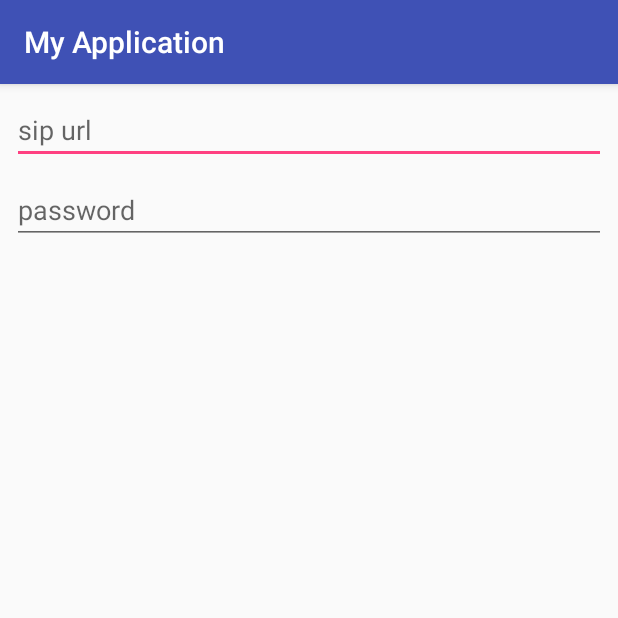
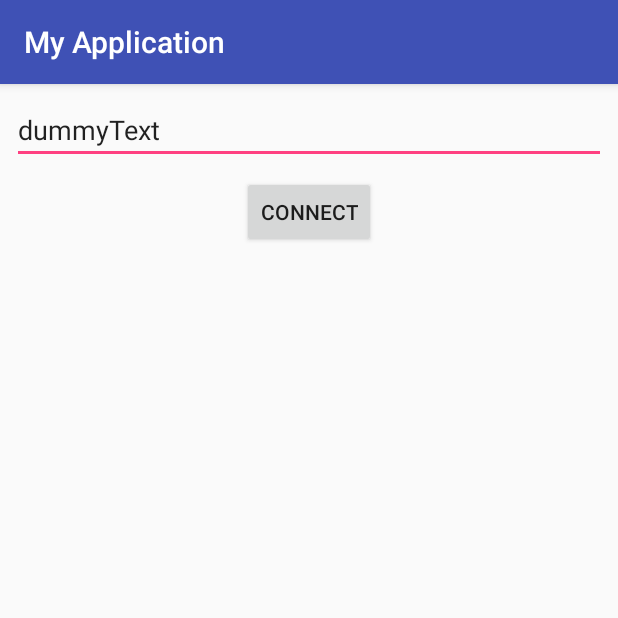
Before and after one commit to AbhishekThakur22/MyApplication, an Android app: the screen it shows after launch (MainActivity), on a phone screen of 412 x 824 dp, the top half of it. Run offline under Robolectric (Android 15) with nearby library versions, the phone set to English and light mode, and no system bars; libraries missing offline, so code that uses them is left out: org.linphone, org.linphone.core.

```diff
--- a/app/build.gradle
+++ b/app/build.gradle
@@ -23,11 +23,12 @@ android {
 }
 
 dependencies {
-    implementation fileTree(dir: 'libs', include: ['*.jar'])
-    implementation"org.jetbrains.kotlin:kotlin-stdlib-jre7:$kotlin_version"
+    implementation fileTree(include: ['*.jar'], dir: 'libs')
+    implementation "org.jetbrains.kotlin:kotlin-stdlib-jre7:$kotlin_version"
     implementation 'com.android.support:appcompat-v7:26.1.0'
     implementation 'com.android.support.constraint:constraint-layout:1.0.2'
     testImplementation 'junit:junit:4.12'
     androidTestImplementation 'com.android.support.test:runner:1.0.1'
     androidTestImplementation 'com.android.support.test.espresso:espresso-core:3.0.1'
+    implementation project(':liblinphone-android-sdk')
 }
--- /dev/null
+++ b/app/src/main/java/com/example/iblink/myapplication/ForCall.kt
@@ -0,0 +1,21 @@
+package com.example.iblink.myapplication
+
+import android.util.Log
+import org.linphone.core.LinphoneCall
+import org.linphone.core.LinphoneCore
+
+
+/**
+ * Created by iblink on 1/23/2018.
+ */
+
+abstract class ForCall : LinphoneCall {
+
+    override fun isAuthenticationTokenVerified(): Boolean {
+        TODO("not implemented") //To change body of created functions use File | Settings | File Templates.
+    }
+
+
+
+
+}
--- a/app/src/main/java/com/example/iblink/myapplication/MainActivity.kt
+++ b/app/src/main/java/com/example/iblink/myapplication/MainActivity.kt
@@ -2,11 +2,19 @@ package com.example.iblink.myapplication
 
 import android.os.Bundle
 import android.support.v7.app.AppCompatActivity
+import android.util.Log
+import android.widget.TextView
+import org.linphone.*
+import org.linphone.core.LinphoneCall
 
 class MainActivity : AppCompatActivity() {
 
     override fun onCreate(savedInstanceState: Bundle?) {
         super.onCreate(savedInstanceState)
         setContentView(R.layout.activity_main)
+        val sipaddress = findViewById<TextView>(R.id.editText2)
+        val sipaddressvalue = sipaddress.text.toString()
+        Log.i("address check","$sipaddressvalue")
+
     }
 }
--- a/app/src/main/res/layout/activity_main.xml
+++ b/app/src/main/res/layout/activity_main.xml
@@ -15,14 +15,25 @@
         android:layout_marginTop="8dp"
         android:ems="10"
         android:hint="sip url"
-        android:inputType="textPersonName"
+        android:inputType="textUri"
+        android:text="dummyText"
         app:layout_constraintEnd_toEndOf="parent"
-        app:layout_constraintHorizontal_bias="0.0"
         app:layout_constraintStart_toStartOf="parent"
-        app:layout_constraintTop_toTopOf="parent"
-        app:layout_constraintVertical_chainStyle="spread" />
+        app:layout_constraintTop_toTopOf="parent" />
 
-    <EditText
+    <Button
+        android:id="@+id/btn_connect"
+        android:layout_width="wrap_content"
+        android:layout_height="wrap_content"
+        android:layout_marginEnd="8dp"
+        android:layout_marginStart="8dp"
+        android:layout_marginTop="8dp"
+        android:text="connect"
+        app:layout_constraintEnd_toEndOf="@+id/editText2"
+        app:layout_constraintStart_toStartOf="@+id/editText2"
+        app:layout_constraintTop_toBottomOf="@+id/editText2" />
+
+    <!--<EditText
         android:id="@+id/editText"
         android:layout_width="match_parent"
         android:layout_height="wrap_content"
@@ -32,7 +43,9 @@
         android:ems="10"
         android:hint="password"
         android:inputType="textPassword"
+        android:singleLine="true"
         app:layout_constraintEnd_toEndOf="parent"
         app:layout_constraintStart_toStartOf="parent"
-        app:layout_constraintTop_toBottomOf="@+id/editText2" />
+        app:layout_constraintTop_toBottomOf="@+id/editText2"
+        tools:layout_height="wrap_content" />-->
 </android.support.constraint.ConstraintLayout>
--- /dev/null
+++ b/liblinphone-android-sdk/build.gradle
@@ -0,0 +1,2 @@
+configurations.maybeCreate("default")
+artifacts.add("default", file('liblinphone-android-sdk.aar'))
--- a/settings.gradle
+++ b/settings.gradle
@@ -1 +1 @@
-include ':app'
+include ':app', ':liblinphone-android-sdk'
```
Also changed, not shown: 1 other file.
